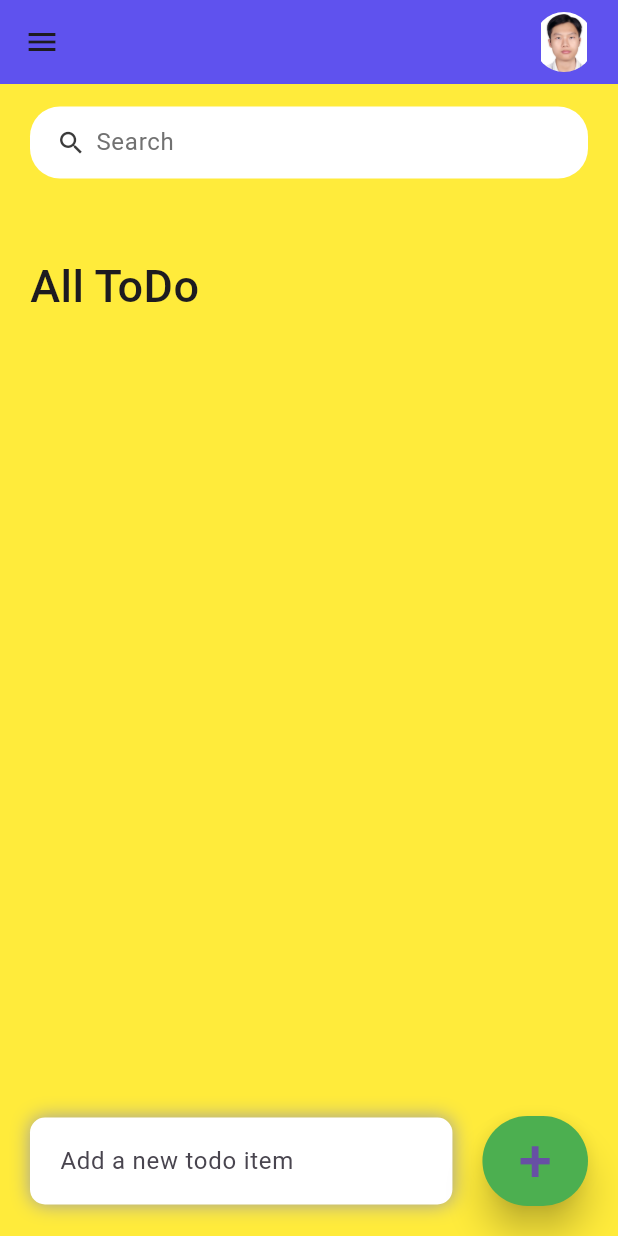
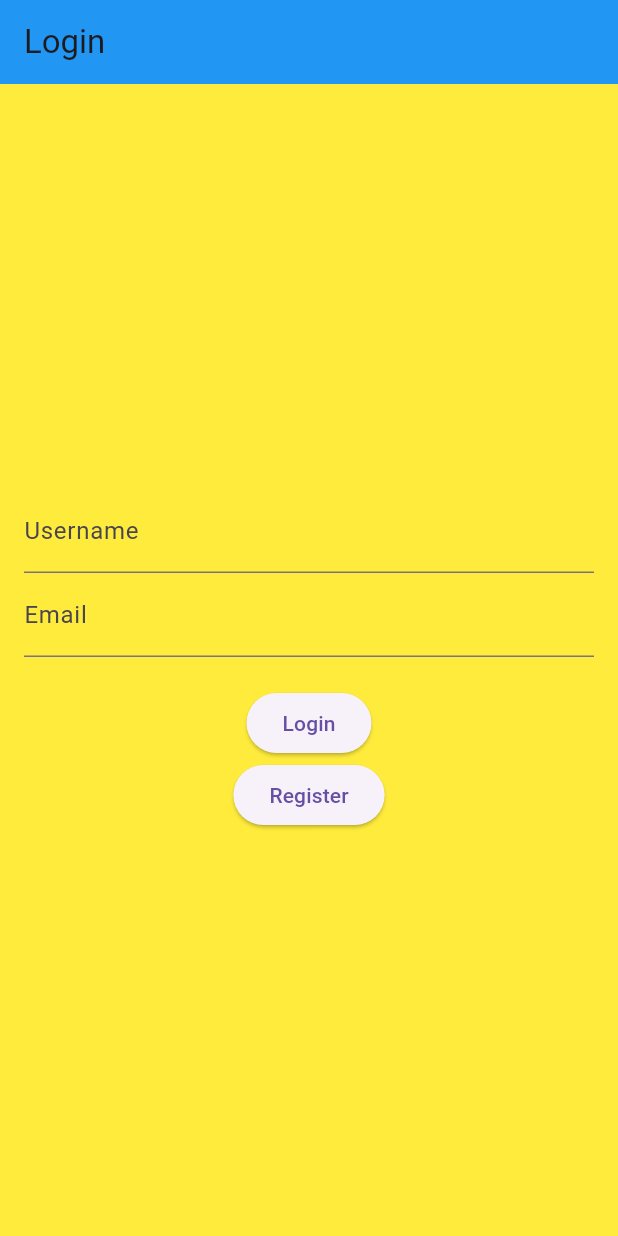
Before and after one commit to bdang12/app_flutter_todolist, a Flutter app: the screen it shows after launch, on a phone screen of 412 x 824 dp. Run offline on Flutter 3.47's test engine with Material 3 defaults, Android fonts, the phone set to English and light mode, and no system bars; our stand-ins replace sqflite; accounts and stored records are empty.

Commit message:
update database + login page for username + email

```diff
--- a/todolistapp/lib/Database/database_helper.dart
+++ b/todolistapp/lib/Database/database_helper.dart
@@ -26,10 +26,18 @@ class DatabaseHelper {
       dbpath,
       onCreate: _createDB,
       version: 1,
+      onConfigure: _onConfigure,
     );
   }
 
   Future _createDB(Database db, int version) async {
+    await db.execute('''
+    CREATE TABLE users (
+    id INTEGER PRIMARY KEY AUTOINCREMENT,
+    username TEXT,
+    email TEXT
+    )
+''');
 
     await db.execute('''
   CREATE TABLE todos (
@@ -38,14 +46,34 @@ class DatabaseHelper {
   isDone INTEGER,
   isFavorite INTEGER,
   createdDate TEXT,
-  deadlineDate TEXT
+  deadlineDate TEXT,
+  userId INTEGER,
+  FOREIGN KEY (userId) REFERENCES users (id) ON DELETE CASCADE
   )
     ''');
   }
 
+  Future<void> _onConfigure(Database db) async {
+    await db.execute('PRAGMA foreign_keys = ON');
+  }
+  Future<int> insertUser(String username, String email) async{
+    var dbClient = await database;
+    return await dbClient.insert('users', {'username': username, 'email': email});
+  }
+
+  Future<Map<String, dynamic>?> getUser(String username, String email) async {
+    var dbClient = await database;
+    List<Map<String, dynamic>> result = await dbClient.query('users',
+    where: 'username = ? AND email = ?', whereArgs: [username, email]);
+    if (result.isNotEmpty) {
+      return result.first;
+    }
+    return null;
+  }
+
+
   Future<void> insertTodo(ToDo todo) async {
     final db = await database;
-
     await db.insert(
       'todos',
       todo.toMap(),
@@ -53,9 +81,11 @@ class DatabaseHelper {
     );
   }
 
-  Future<List<ToDo>> getTodos() async {
+
+
+  Future<List<ToDo>> getTodos(int userId) async {
     final db = await database;
-    final List<Map<String, dynamic>> maps = await db.query('todos');
+    final List<Map<String, dynamic>> maps = await db.query('todos', where: 'userId = ?', whereArgs: [userId]);
     return List.generate(maps.length, (i) {
       return ToDo(
         id: maps[i]['id'],
@@ -64,10 +94,13 @@ class DatabaseHelper {
         isFavorite: maps[i]['isFavorite'] == 1,
         createdDate: DateTime.parse(maps[i]['createdDate']),
         deadlineDate: maps[i]['deadlineDate'] != null ? DateTime.parse(maps[i]['deadlineDate']) : null,
+        userId:maps[i]['userId'],
       );
     }
     );
   }
+
+
 
   Future<void> updateTodo(ToDo todo) async {
     final db = await database;
--- /dev/null
+++ b/todolistapp/lib/login/LoginPage.dart
@@ -0,0 +1,98 @@
+import 'package:flutter/material.dart';
+import 'package:namer_app/Database/database_helper.dart';
+import 'package:namer_app/screen/home.dart';
+
+class LoginPage extends StatefulWidget {
+  @override
+  _LoginPageState createState() => _LoginPageState();
+}
+
+class _LoginPageState extends State<LoginPage> {
+  final TextEditingController _usernameController = TextEditingController();
+  final TextEditingController _emailController = TextEditingController();
+  final _formKey = GlobalKey<FormState>();
+
+  Future<void> _register() async {
+    if(_formKey.currentState!.validate()) {
+      String username = _usernameController.text;
+      String email = _emailController.text;
+      await DatabaseHelper().insertUser(username, email);
+      ScaffoldMessenger.of(context).showSnackBar(SnackBar(
+        content: Text('User registered successfully'),
+      ));
+    }
+  }
+    Future<void> _login() async {
+      if (_formKey.currentState!.validate()) {
+        String username = _usernameController.text;
+        String email = _emailController.text;
+      var user = await DatabaseHelper().getUser(username, email);
+      if(user != null) {
+        Navigator.pushReplacement(
+          context,
+          MaterialPageRoute(
+            builder: (context) => Home(userId: user['id'])
+            ),
+        );
+      }
+      else {
+        ScaffoldMessenger.of(context).showSnackBar(
+          SnackBar(
+            content: Text('Invalid username or email'),
+            )
+          );
+      }
+    }
+  }
+  @override
+  Widget build(BuildContext context) {
+    return Scaffold(
+      appBar: AppBar(
+        title: Text('Login'),
+        backgroundColor: Colors.blue,
+      ),
+      backgroundColor: Colors.yellow,
+      body: Padding(
+        padding: EdgeInsets.all(16.0),
+        child: Form(
+          key: _formKey,
+          child: Column(
+            mainAxisAlignment: MainAxisAlignment.center,
+            children: [
+              TextFormField(
+                controller: _usernameController,
+                decoration: InputDecoration(labelText: 'Username'),
+                validator: (value){
+                  if(value == null || value.isEmpty) {
+                    return 'Plese enter your username';
+                  }
+                  return null;
+                },
+              ),
+              TextFormField(
+                controller: _emailController,
+                decoration: InputDecoration(labelText: 'Email'),
+                validator: (value){
+                  if(value == null || value.isEmpty) {
+                    return 'Plese enter your email';
+                  }
+                  return null;
+                },
+              ),
+
+              SizedBox(height: 20),
+              ElevatedButton(
+                onPressed: _login,
+                child: Text('Login'),
+                ),
+               ElevatedButton(
+                onPressed: _register,
+                child: Text('Register'),
+                ),
+            ],
+          ),
+          ),
+        ),
+    );
+  }
+}
--- a/todolistapp/lib/main.dart
+++ b/todolistapp/lib/main.dart
@@ -1,4 +1,5 @@
 import 'package:flutter/material.dart';
+import 'package:namer_app/login/LoginPage.dart';
 import 'package:namer_app/screen/home.dart';
 
 //This is project structure
@@ -14,7 +15,7 @@ class MyApp extends StatelessWidget {
     return MaterialApp(
       debugShowCheckedModeBanner: false,
         title: 'Namer App',   //create a name for the app here
-        home: Home(),
+        home: LoginPage(),
     );
 }
 }
--- a/todolistapp/lib/model/todo.dart
+++ b/todolistapp/lib/model/todo.dart
@@ -5,6 +5,7 @@
   DateTime createdDate;
   DateTime? deadlineDate;
   bool isFavorite; //add a new bool for favorite
+  int userId;
 
   ToDo({
     required this.id,
@@ -13,6 +14,7 @@
     required this.createdDate,
     this.deadlineDate,
     this.isFavorite = false,
+    required this.userId,
   });
 
   /*static List<ToDo> todoList() { //This create a list of to do that have the variable call out above
@@ -33,7 +35,10 @@
       'isDone': isDone ? 1 : 0,
       'isFavorite': isFavorite ? 1 : 0,
       'createdDate': createdDate.toIso8601String(),
-      'deadlineDate': deadlineDate?.toIso8601String()
+      'deadlineDate': deadlineDate?.toIso8601String(),
+      'userId': userId, //include userid for todo.dart
     };
+
+
   }
 }
```
Also changed, not shown: todolistapp/lib/screen/home.dart (+11 -3 lines).
